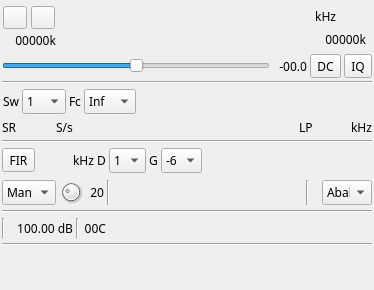
Old version of the form plugins/samplesource/plutosdrinput/plutosdrinputgui.ui in the repository f4exb/sdrangel.
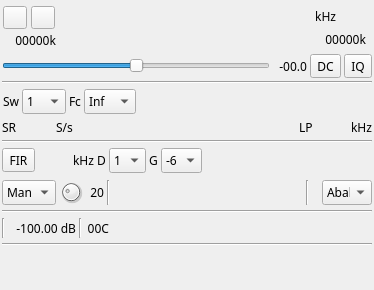
New version of the form. Icons and pictures are not drawn. Custom widgets are drawn as their Qt base class.

Commit message: PlutoSDR input: GUI cosmetic changes

Diff of the .ui file:
```diff
--- a/plugins/samplesource/plutosdrinput/plutosdrinputgui.ui
+++ b/plugins/samplesource/plutosdrinput/plutosdrinputgui.ui
@@ -876,12 +876,12 @@
       <widget class="QLabel" name="rssiText">
        <property name="minimumSize">
         <size>
-         <width>65</width>
+         <width>68</width>
          <height>0</height>
         </size>
        </property>
        <property name="text">
-        <string>100.00 dB</string>
+        <string>-100.00 dB</string>
        </property>
        <property name="alignment">
         <set>Qt::AlignRight|Qt::AlignTrailing|Qt::AlignVCenter</set>
```
Left out of the diff: 11 changed lines with no effect on the pictures.
